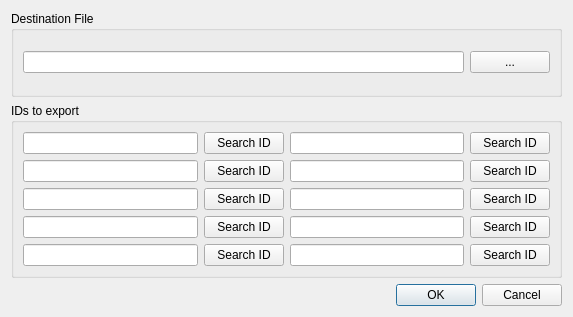
Above: src/Gui/dialogs/mPrintCardBulk.ui from cagonza6/Buho before the change. Below: the same form after it.
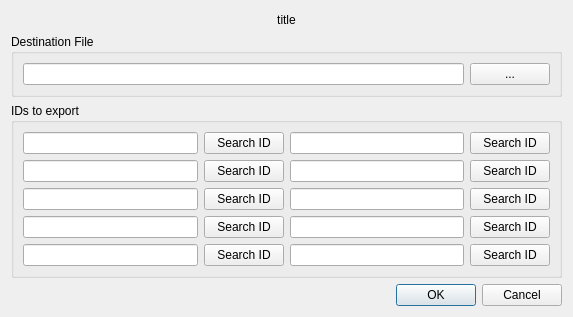
That is the form after the change.

The edit to the form file:
```diff
--- a/src/Gui/dialogs/mPrintCardBulk.ui
+++ b/src/Gui/dialogs/mPrintCardBulk.ui
@@ -14,6 +14,16 @@
    <string>Dialog</string>
   </property>
   <layout class="QVBoxLayout" name="verticalLayout_2">
+   <item>
+    <widget class="QLabel" name="title">
+     <property name="text">
+      <string>title</string>
+     </property>
+     <property name="alignment">
+      <set>Qt::AlignCenter</set>
+     </property>
+    </widget>
+   </item>
    <item>
     <widget class="QGroupBox" name="groupBox">
      <property name="title">
```
